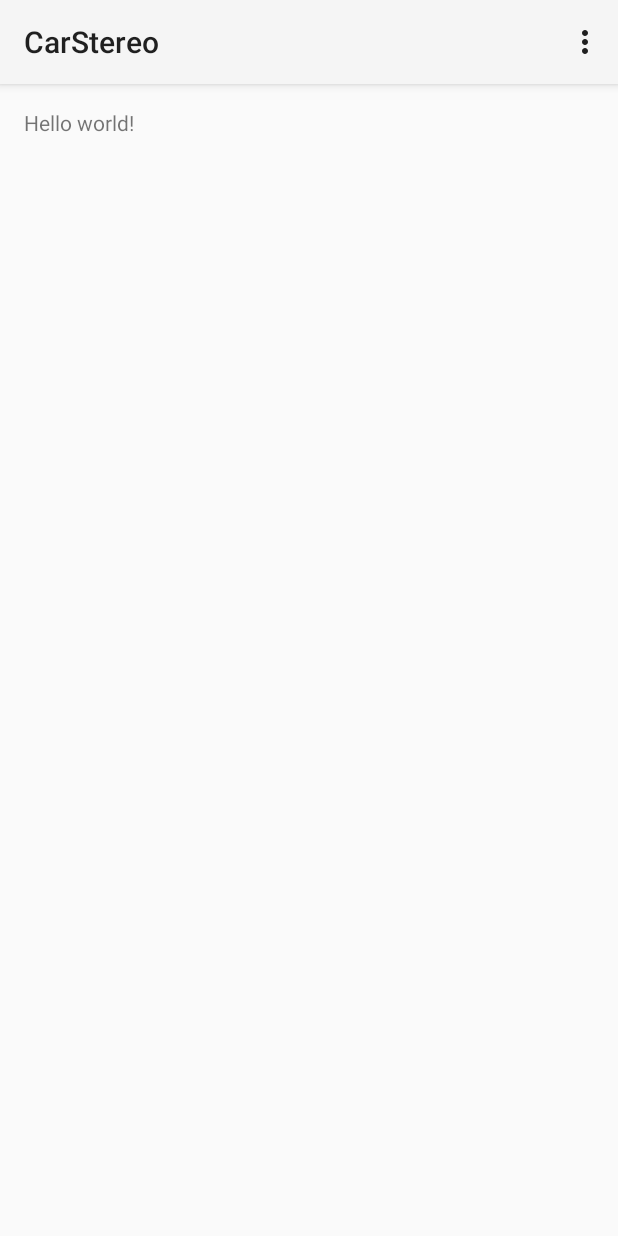
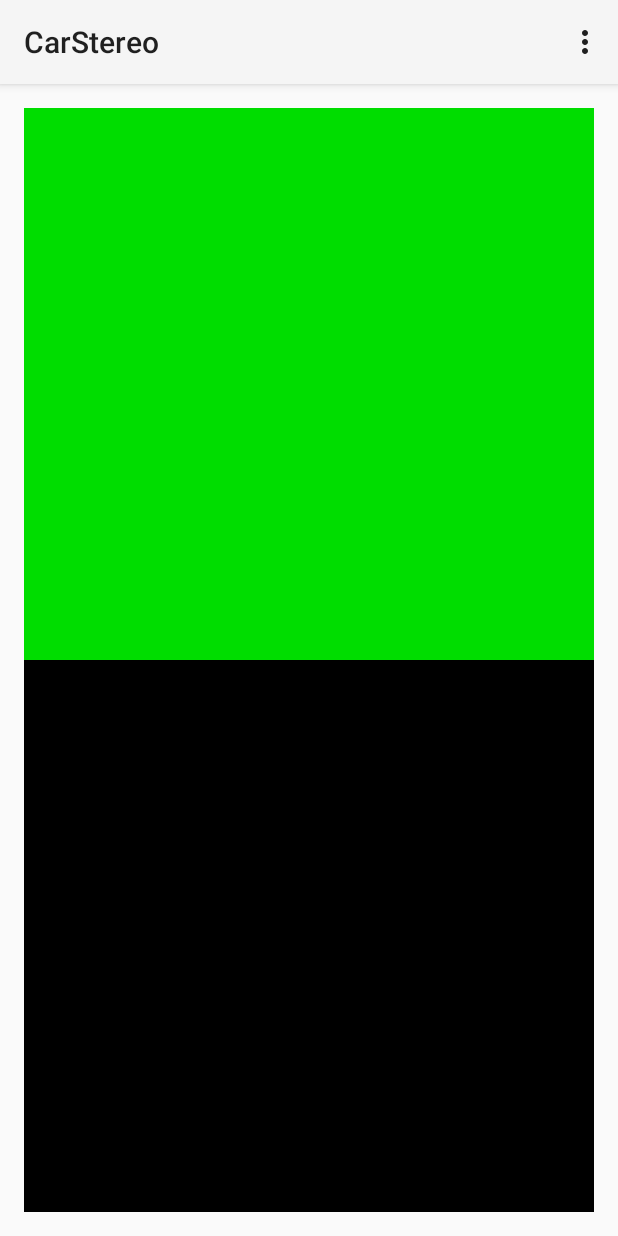
Before and after one commit to Flamexer/CarStereo, an Android app: the screen it shows after launch (MainActivity), on a phone screen of 412 x 824 dp. Run offline under Robolectric (Android 15) with nearby library versions, the phone set to English and light mode, and no system bars.

Commit message:
Initial Layout

```diff
--- a/app/src/main/res/layout/activity_main.xml
+++ b/app/src/main/res/layout/activity_main.xml
@@ -1,11 +1,23 @@
-<RelativeLayout xmlns:android="http://schemas.android.com/apk/res/android"
+<LinearLayout xmlns:android="http://schemas.android.com/apk/res/android"
     xmlns:tools="http://schemas.android.com/tools" android:layout_width="match_parent"
     android:layout_height="match_parent" android:paddingLeft="@dimen/activity_horizontal_margin"
     android:paddingRight="@dimen/activity_horizontal_margin"
     android:paddingTop="@dimen/activity_vertical_margin"
-    android:paddingBottom="@dimen/activity_vertical_margin" tools:context=".MainActivity">
+    android:paddingBottom="@dimen/activity_vertical_margin" tools:context=".MainActivity"
+    android:orientation="vertical">
 
-    <TextView android:text="@string/hello_world" android:layout_width="wrap_content"
-        android:layout_height="wrap_content" />
+    <LinearLayout
+        android:orientation="horizontal"
+        android:layout_width="match_parent"
+        android:layout_height="match_parent"
+        android:background="#FF00DD00"
+        android:layout_weight="1"></LinearLayout>
 
-</RelativeLayout>
+    <LinearLayout
+        android:orientation="horizontal"
+        android:layout_width="match_parent"
+        android:layout_height="match_parent"
+        android:layout_gravity="center_vertical"
+        android:background="#FF000000"
+        android:layout_weight="1"></LinearLayout>
+</LinearLayout>
```
